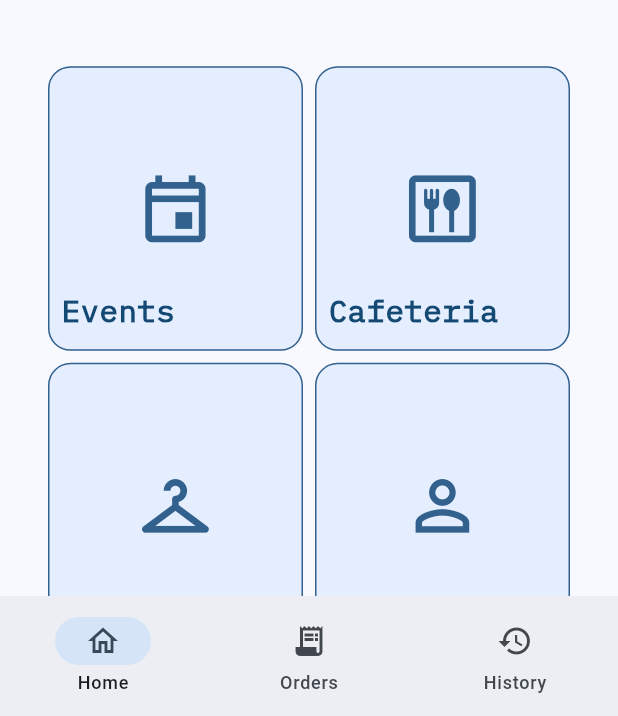
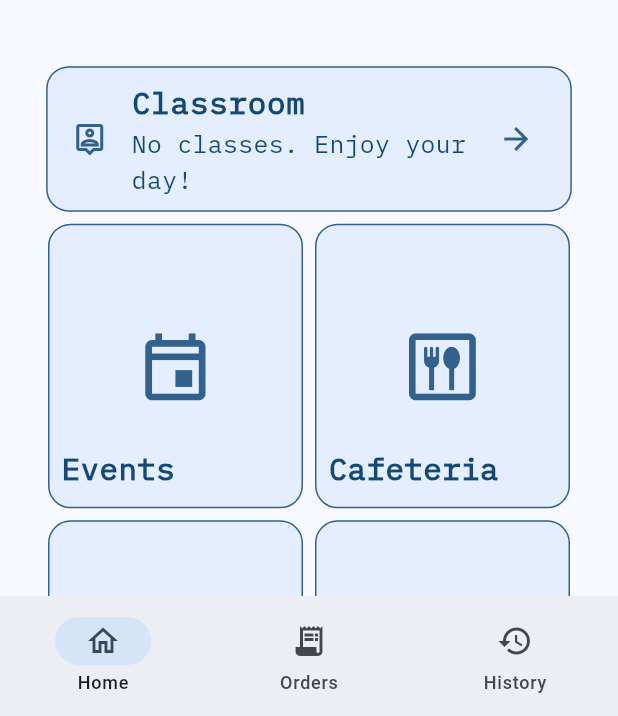
Before and after one commit to Cscreed3131/cliff, a Flutter app: the screen it shows once a user with an empty profile is signed in, on a phone screen of 412 x 824 dp, the part 520-1236 px from its top. Run offline on Flutter 3.47's test engine with Material 2 defaults, Android fonts, the phone set to English and light mode, and no system bars; drawn by our look-alikes of carousel_slider, dynamic_color; our stand-ins replace animate_do, cloud_firestore, firebase_auth, firebase_core, firebase_storage, flutter_form_builder and 3 more; missing offline and left inert: galleryimage, page_animation_transition; accounts and stored records are empty.

Commit message:
Changes to the home, classroom and admin pages

```diff
--- a/lib/provider/home_grid_view_items.dart
+++ b/lib/provider/home_grid_view_items.dart
@@ -35,11 +35,11 @@ final gridItemsProvider = Provider<List<ImageItem>>(
         "Alumni",
         Icons.person_outline,
       ),
-      ImageItem(
-        5,
-        "Classroom",
-        Icons.person_pin_outlined,
-      ),
+      // ImageItem(
+      //   5,
+      //   "Classroom",
+      //   Icons.person_pin_outlined,
+      // ),
     ];
   },
 );
--- a/lib/screens/Home/home_screen.dart
+++ b/lib/screens/Home/home_screen.dart
@@ -1,5 +1,6 @@
 import 'package:cliff/widgets/homescreenwidget/app_drawer.dart';
 import 'package:cliff/widgets/homescreenwidget/announcements_icon_button.dart';
+import 'package:cliff/widgets/homescreenwidget/classroom_widget.dart';
 import 'package:cliff/widgets/homescreenwidget/home_grid_view.dart';
 import 'package:cliff/widgets/homescreenwidget/image_slider.dart';
 import 'package:flutter/material.dart';
@@ -11,9 +12,13 @@ class HomeScreen extends StatefulWidget {
 }
 
 class _HomeScreenState extends State<HomeScreen> {
+
+
+
   @override
   Widget build(BuildContext context) {
     final screenWidth = MediaQuery.of(context).size.width;
+    //final screenHeight = MediaQuery.of(context).size.height;
     final font30 = screenWidth * 0.07;
 
     return Scaffold(
@@ -69,13 +74,17 @@ class _HomeScreenState extends State<HomeScreen> {
             child: Column(
               mainAxisAlignment: MainAxisAlignment.center,
               children: [
+
                 Padding(
                   padding: EdgeInsets.only(top: 30, bottom: 20),
                   child: ImageSlider(),
                 ),
+
+                ClassroomWidget(),
+
                 Padding(
                   padding:
-                      EdgeInsets.only(top: 20, bottom: 30, right: 20, left: 20),
+                      EdgeInsets.only(top: 0, bottom: 30, right: 20, left: 20),
                   child: HomeGridView(),
                 ),
               ],
--- a/lib/screens/food/widgets/food_card.dart
+++ b/lib/screens/food/widgets/food_card.dart
@@ -192,8 +192,8 @@ class _BottomSheetContentState extends State<BottomSheetContent> {
             height: 10,
           ),
           Container(
-            height: 5,
-            width: 50,
+            height: MediaQuery.of(context).size.height * 0.005,
+            width: MediaQuery.of(context).size.width * 0.2,
             decoration: BoxDecoration(
               color: Theme.of(context).colorScheme.outline,
               borderRadius: BorderRadius.circular(20),
--- a/lib/widgets/homescreenwidget/app_drawer.dart
+++ b/lib/widgets/homescreenwidget/app_drawer.dart
@@ -31,6 +31,12 @@ class AppDrawer extends ConsumerWidget {
 
     final rolesFuture = checkRole();
     return Drawer(
+      shape: const RoundedRectangleBorder(
+        borderRadius: BorderRadius.only(
+          topRight: Radius.circular(0),
+          bottomRight: Radius.circular(0),
+        ),
+      ),
       elevation: 10,
       width: MediaQuery.of(context).size.width * 0.7,
       child: SingleChildScrollView(
--- /dev/null
+++ b/lib/widgets/homescreenwidget/classroom_widget.dart
@@ -0,0 +1,166 @@
+import 'package:cliff/screens/classroom/scheduled_classes.dart';
+import 'package:flutter/foundation.dart';
+import 'package:flutter/material.dart';
+import 'package:flutter_riverpod/flutter_riverpod.dart';
+
+import '../../screens/classroom/providers/class_timetable_provider.dart';
+
+class ClassroomWidget extends ConsumerStatefulWidget {
+  const ClassroomWidget({super.key});
+
+  @override
+  ConsumerState<ConsumerStatefulWidget> createState() => _ClassroomWidgetState();
+}
+
+class _ClassroomWidgetState extends ConsumerState<ClassroomWidget> {
+  @override
+  Widget build(BuildContext context) {
+    //final screenHeight = MediaQuery.of(context).size.height;
+    final screenWidth = MediaQuery.of(context).size.width;
+    int numberOfClassesToday = 0;
+
+    List<TodaysScheduledClass> getTodaysScheduledClass(WidgetRef ref) {
+      final timetableData = ref.watch(timeTableProvider);
+      final List<TodaysScheduledClass> todaysScheduledClass = [];
+      timetableData.when(data: (data) {
+
+        for (var element in data) {
+          if(element.className != "Lunch"){
+            numberOfClassesToday++;
+            todaysScheduledClass.add(
+              TodaysScheduledClass(
+                className: element.className,
+                classStartTime: element.startDateTime,
+                classEndTime: element.endDateTime,
+                classRoom: element.classLocation,
+                classColor: Color(int.parse(element.color)),
+              ),
+            );
+          }
+        }
+      }, error: (error, stackTrace) {
+        if (kDebugMode) {
+          print(error);
+          print(stackTrace);
+        }
+
+      }, loading: () {
+        if (kDebugMode) {
+          print('loading');
+        }
+      });
+      // print("PRINTING FROM SCHEDULED CLASSESD");
+      // print(_todaysScheduledClass);
+      return todaysScheduledClass;
+
+    }
+
+    getTodaysScheduledClass(ref);
+
+
+    return Padding(
+        padding: const EdgeInsets.only(top: 20, right: 20, left: 20),
+        child: SizedBox(
+          //height: screenHeight * 0.23,
+          width: screenWidth * 0.87,
+          child: Card(
+            elevation: 5,
+            shape: RoundedRectangleBorder(
+              borderRadius: BorderRadius.circular(15),
+            ),
+            shadowColor: Colors.transparent,
+            color: Theme.of(context)
+                .colorScheme
+                .primaryContainer
+                .withOpacity(0.5),
+            child: Container(
+                decoration: BoxDecoration(
+                    border: Border.all(
+                      color: Theme.of(context).colorScheme.primary,
+                    ),
+                    borderRadius: BorderRadius.circular(15)),
+                child: Column(
+                  crossAxisAlignment: CrossAxisAlignment.start,
+                  children: [
+                    ListTile(
+                      onTap: () => Navigator.of(context).pushNamed(ScheduledClasses.routeName),
+                      leading: Icon(
+                        Icons.person_pin_outlined,
+                        color: Theme.of(context).colorScheme.primary,
+                      ),
+                      title: Text(
+                        'Classroom',
+                        style: TextStyle(
+                            fontFamily: 'IBMPlexMono',
+                            fontSize: screenWidth * 0.05,
+                            color: Theme.of(context)
+                                .colorScheme
+                                .onPrimaryContainer,
+                            fontWeight: FontWeight.bold),
+                      ),
+                      subtitle: Text(
+                        numberOfClassesToday > 0 ?
+                        'You have $numberOfClassesToday classes' :
+                        'No classes. Enjoy your day!',
+                        style: TextStyle(
+                          fontFamily: 'IBMPlexMono',
+                          fontSize: screenWidth * 0.04,
+                          color: Theme.of(context)
+                              .colorScheme
+                              .onPrimaryContainer,
+                        ),
+                      ),
+                      trailing: Icon(
+                        Icons.arrow_forward,
+                        color: Theme.of(context).colorScheme.primary,
+                      ),
+                    ),
+                    //A list of chips consisting of items from the getTodaysScheduledClass() function, wrapped
+                    numberOfClassesToday > 0 ?  Padding(
+                      padding: const EdgeInsets.symmetric(horizontal: 10.0).copyWith(bottom: 10),
+                      child: Wrap(
+                        spacing: 10,
+                        children: [
+                          for (var element in getTodaysScheduledClass(ref))
+                            Chip(
+                              // shape: RoundedRectangleBorder(
+                              //   borderRadius: BorderRadius.circular(50),
+                              // ),
+                              label: Text(
+                                element.className,
+                                style: const TextStyle(
+                                  fontSize: 15,
+                                  fontWeight: FontWeight.bold,
+                                ),
+                              ),
+                              backgroundColor: element.classColor,
+                            ),
+                        ],),
+                    ) : const SizedBox(),
+
+                  ],
+                )
+            ),
+          ),
+        )
+    );
+  }
+
+
+}
+
+class TodaysScheduledClass {
+  final String className;
+  final DateTime classStartTime;
+  final DateTime classEndTime;
+  final String classRoom;
+  final Color classColor;
+
+  TodaysScheduledClass({
+    required this.className,
+    required this.classStartTime,
+    required this.classEndTime,
+    required this.classRoom,
+    required this.classColor,
+  });
+}
--- a/pubspec.yaml
+++ b/pubspec.yaml
@@ -53,6 +53,7 @@ dependencies:
   flutter_form_builder: ^9.1.0
   url_launcher: ^6.1.12
   syncfusion_flutter_calendar: ^22.2.12
+  qr_flutter: ^4.1.0
   # table_calendar: ^3.0.9
 
 dev_dependencies:
```
Also changed, not shown: lib/screens/Admin/admin_screen.dart (+42 -32 lines), lib/screens/classroom/scheduled_classes.dart (+6 -97 lines), pubspec.lock.
